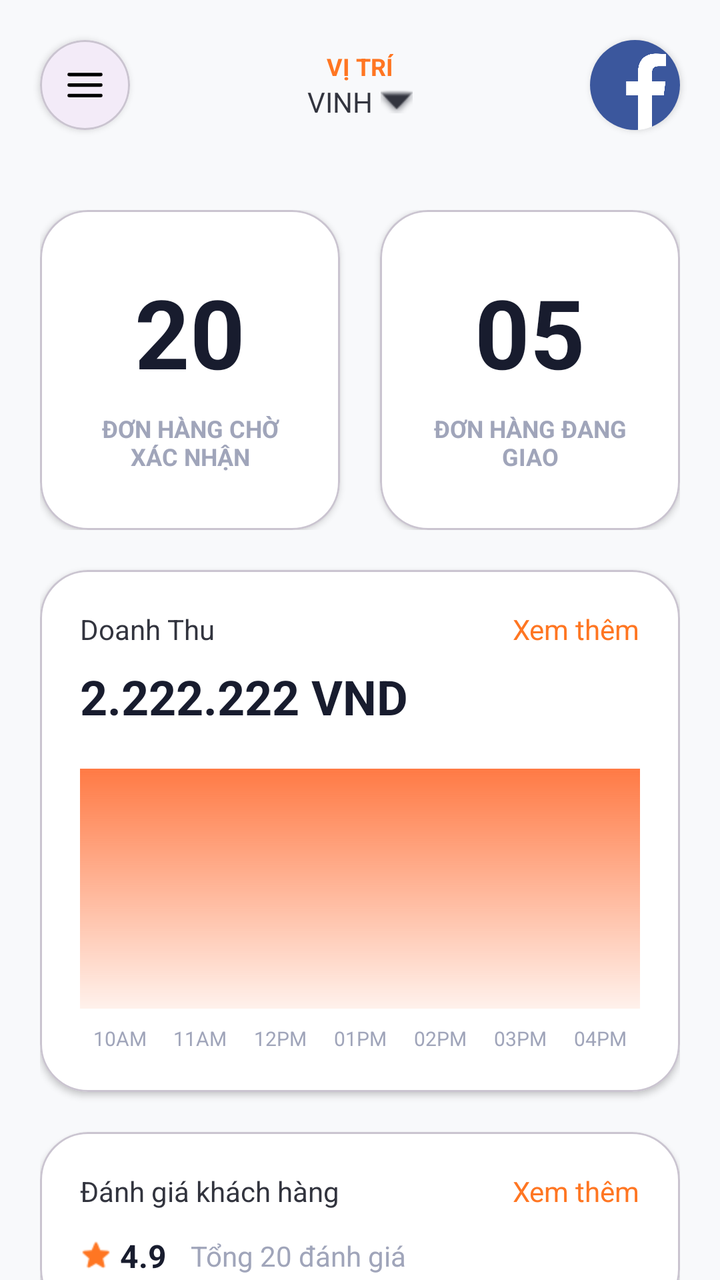
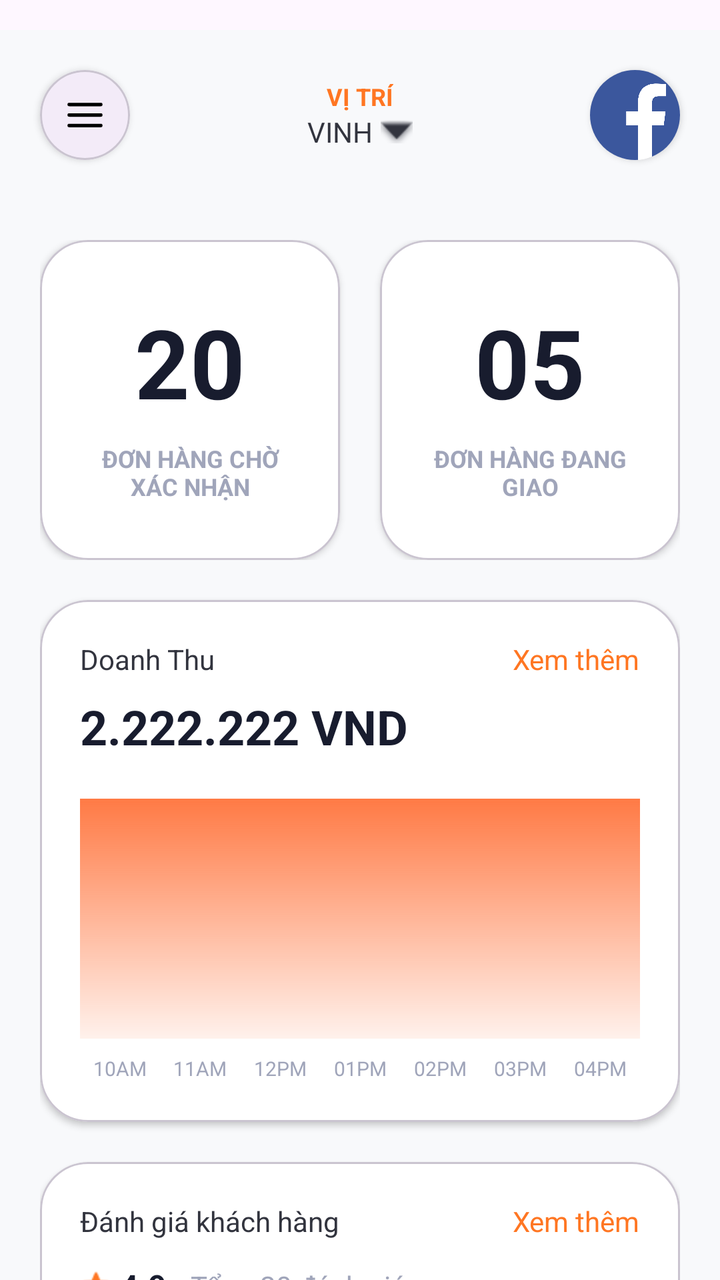

The first picture is an Android layout as it rendered before a commit; the second is the same layout after the commit. The layout source and the unified diff follow.
<!-- AndroidManifest.xml: application theme Theme.NHOM33 -->
<!-- res/layout/admin_dashboard.xml -->
<?xml version="1.0" encoding="utf-8"?>
<androidx.drawerlayout.widget.DrawerLayout xmlns:android="http://schemas.android.com/apk/res/android"
    xmlns:app="http://schemas.android.com/apk/res-auto"
    xmlns:tools="http://schemas.android.com/tools"
    android:id="@+id/drawer_layout"
    android:layout_width="match_parent"
    android:layout_height="match_parent"
    tools:context=".controller.Admin_Dashboard">

    <androidx.constraintlayout.widget.ConstraintLayout
        android:id="@+id/main"
        android:layout_width="match_parent"
        android:layout_height="match_parent"
        android:background="#F8F9FB">

        
        <com.google.android.material.card.MaterialCardView
            android:id="@+id/btn_MenuHome"
            android:layout_width="45dp"
            android:layout_height="45dp"
            android:layout_marginStart="20dp"
            android:layout_marginTop="20dp"
            android:clickable="true"
            android:focusable="true"
            android:foreground="?attr/selectableItemBackground"
            app:cardCornerRadius="22.5dp"
            app:cardElevation="2dp"
            app:layout_constraintStart_toStartOf="parent"
            app:layout_constraintTop_toTopOf="parent">

            <ImageView
                android:layout_width="match_parent"
                android:layout_height="match_parent"
                android:padding="12dp"
                android:src="@drawable/icon_menu"
                app:tint="@color/black" />
        </com.google.android.material.card.MaterialCardView>

        <LinearLayout
            android:id="@+id/layout_location"
            android:layout_width="wrap_content"
            android:layout_height="wrap_content"
            android:gravity="center_horizontal"
            android:orientation="vertical"
            app:layout_constraintBottom_toBottomOf="@+id/btn_MenuHome"
            app:layout_constraintEnd_toStartOf="@+id/img_user_card"
            app:layout_constraintStart_toEndOf="@+id/btn_MenuHome"
            app:layout_constraintTop_toTopOf="@+id/btn_MenuHome">

            <TextView
                android:layout_width="wrap_content"
                android:layout_height="wrap_content"
                android:text="VỊ TRÍ"
                android:textColor="#FF7622"
                android:textSize="12sp"
                android:textStyle="bold" />

            <LinearLayout
                android:layout_width="wrap_content"
                android:layout_height="wrap_content"
                android:gravity="center_vertical"
                android:orientation="horizontal">

                <TextView
                    android:id="@+id/txt_location"
                    android:layout_width="wrap_content"
                    android:layout_height="wrap_content"
                    android:text="VINH"
                    android:textColor="#32343E"
                    android:textSize="14sp" />

                <ImageView
                    android:layout_width="16dp"
                    android:layout_height="16dp"
                    android:layout_marginStart="4dp"
                    android:src="@android:drawable/arrow_down_float"
                    app:tint="#32343E" />
            </LinearLayout>
        </LinearLayout>

        <androidx.cardview.widget.CardView
            android:id="@+id/img_user_card"
            android:layout_width="45dp"
            android:layout_height="45dp"
            android:layout_marginEnd="20dp"
            app:cardCornerRadius="22.5dp"
            app:cardElevation="2dp"
            app:layout_constraintBottom_toBottomOf="@+id/btn_MenuHome"
            app:layout_constraintEnd_toEndOf="parent"
            app:layout_constraintTop_toTopOf="@+id/btn_MenuHome">

            <ImageView
                android:id="@+id/img_user"
                android:layout_width="match_parent"
                android:layout_height="match_parent"
                android:scaleType="centerCrop"
                android:src="@drawable/fb" />
        </androidx.cardview.widget.CardView>

        
        <androidx.core.widget.NestedScrollView
            android:layout_width="match_parent"
            android:layout_height="0dp"
            android:layout_marginTop="20dp"
            app:layout_constraintBottom_toBottomOf="parent"
            app:layout_constraintTop_toBottomOf="@+id/btn_MenuHome">

            <LinearLayout
                android:layout_width="match_parent"
                android:layout_height="wrap_content"
                android:orientation="vertical"
                android:padding="20dp">

                
                <LinearLayout
                    android:layout_width="match_parent"
                    android:layout_height="wrap_content"
                    android:orientation="horizontal"
                    android:weightSum="2">

                    <com.google.android.material.card.MaterialCardView
                        android:id="@+id/card_running_orders"
                        android:layout_width="0dp"
                        android:layout_height="160dp"
                        android:layout_marginEnd="10dp"
                        android:layout_weight="1"
                        app:cardBackgroundColor="@color/white"
                        app:cardCornerRadius="24dp"
                        app:cardElevation="2dp">

                        <LinearLayout
                            android:layout_width="match_parent"
                            android:layout_height="match_parent"
                            android:gravity="center"
                            android:orientation="vertical"
                            android:padding="20dp">

                            <TextView
                                android:layout_width="wrap_content"
                                android:layout_height="wrap_content"
                                android:text="20"
                                android:textColor="#181C2E"
                                android:textSize="48sp"
                                android:textStyle="bold" />

                            <TextView
                                android:layout_width="wrap_content"
                                android:layout_height="wrap_content"
                                android:layout_marginTop="8dp"
                                android:gravity="center"
                                android:text="ĐƠN HÀNG CHỜ XÁC NHẬN"
                                android:textColor="#A0A5BA"
                                android:textSize="12sp"
                                android:textStyle="bold" />
                        </LinearLayout>
                    </com.google.android.material.card.MaterialCardView>

                    <com.google.android.material.card.MaterialCardView
                        android:id="@+id/card_delivery_orders"
                        android:layout_width="0dp"
                        android:layout_height="160dp"
                        android:layout_marginStart="10dp"
                        android:layout_weight="1"
                        app:cardBackgroundColor="@color/white"
                        app:cardCornerRadius="24dp"
                        app:cardElevation="2dp">

                        <LinearLayout
                            android:layout_width="match_parent"
                            android:layout_height="match_parent"
                            android:gravity="center"
                            android:orientation="vertical"
                            android:padding="20dp">

                            <TextView
                                android:layout_width="wrap_content"
                                android:layout_height="wrap_content"
                                android:text="05"
                                android:textColor="#181C2E"
                                android:textSize="48sp"
                                android:textStyle="bold" />

                            <TextView
                                android:layout_width="wrap_content"
                                android:layout_height="wrap_content"
                                android:layout_marginTop="8dp"
                                android:gravity="center"
                                android:text="ĐƠN HÀNG ĐANG GIAO"
                                android:textColor="#A0A5BA"
                                android:textSize="12sp"
                                android:textStyle="bold" />
                        </LinearLayout>
                    </com.google.android.material.card.MaterialCardView>
                </LinearLayout>

                
                <com.google.android.material.card.MaterialCardView
                    android:id="@+id/card_revenue"
                    android:layout_width="match_parent"
                    android:layout_height="wrap_content"
                    android:layout_marginTop="20dp"
                    app:cardBackgroundColor="@color/white"
                    app:cardCornerRadius="24dp"
                    app:cardElevation="2dp">

                    <androidx.constraintlayout.widget.ConstraintLayout
                        android:layout_width="match_parent"
                        android:layout_height="wrap_content"
                        android:padding="20dp">

                        <TextView
                            android:id="@+id/tvRevenueLabel"
                            android:layout_width="wrap_content"
                            android:layout_height="wrap_content"
                            android:text="Doanh Thu"
                            android:textColor="#32343E"
                            android:textSize="14sp"
                            app:layout_constraintStart_toStartOf="parent"
                            app:layout_constraintTop_toTopOf="parent" />

                        <TextView
                            android:id="@+id/tvSeeDetails"
                            android:layout_width="wrap_content"
                            android:layout_height="wrap_content"
                            android:text="Xem thêm"
                            android:textColor="#FF7622"
                            android:textSize="14sp"
                            app:layout_constraintEnd_toEndOf="parent"
                            app:layout_constraintTop_toTopOf="parent" />

                        <TextView
                            android:id="@+id/tvRevenueAmount"
                            android:layout_width="wrap_content"
                            android:layout_height="wrap_content"
                            android:layout_marginTop="8dp"
                            android:text="2.222.222 VND"
                            android:textColor="#181C2E"
                            android:textSize="24sp"
                            android:textStyle="bold"
                            app:layout_constraintStart_toStartOf="parent"
                            app:layout_constraintTop_toBottomOf="@id/tvRevenueLabel" />

                        <ImageView
                            android:id="@+id/ivChart"
                            android:layout_width="match_parent"
                            android:layout_height="120dp"
                            android:layout_marginTop="20dp"
                            android:scaleType="fitXY"
                            android:src="@drawable/dummy_chart_gradient"
                            app:layout_constraintTop_toBottomOf="@id/tvRevenueAmount" />

                        <LinearLayout
                            android:layout_width="match_parent"
                            android:layout_height="wrap_content"
                            android:layout_marginTop="8dp"
                            android:orientation="horizontal"
                            android:weightSum="7"
                            app:layout_constraintTop_toBottomOf="@id/ivChart">

                            <TextView android:layout_width="0dp" android:layout_height="wrap_content" android:layout_weight="1" android:text="10AM" android:textSize="10sp" android:textColor="#A0A5BA" android:gravity="center" />
                            <TextView android:layout_width="0dp" android:layout_height="wrap_content" android:layout_weight="1" android:text="11AM" android:textSize="10sp" android:textColor="#A0A5BA" android:gravity="center" />
                            <TextView android:layout_width="0dp" android:layout_height="wrap_content" android:layout_weight="1" android:text="12PM" android:textSize="10sp" android:textColor="#A0A5BA" android:gravity="center" />
                            <TextView android:layout_width="0dp" android:layout_height="wrap_content" android:layout_weight="1" android:text="01PM" android:textSize="10sp" android:textColor="#A0A5BA" android:gravity="center" />
                            <TextView android:layout_width="0dp" android:layout_height="wrap_content" android:layout_weight="1" android:text="02PM" android:textSize="10sp" android:textColor="#A0A5BA" android:gravity="center" />
                            <TextView android:layout_width="0dp" android:layout_height="wrap_content" android:layout_weight="1" android:text="03PM" android:textSize="10sp" android:textColor="#A0A5BA" android:gravity="center" />
                            <TextView android:layout_width="0dp" android:layout_height="wrap_content" android:layout_weight="1" android:text="04PM" android:textSize="10sp" android:textColor="#A0A5BA" android:gravity="center" />
                        </LinearLayout>
                    </androidx.constraintlayout.widget.ConstraintLayout>
                </com.google.android.material.card.MaterialCardView>

                
                <com.google.android.material.card.MaterialCardView
                    android:id="@+id/card_review"
                    android:layout_width="match_parent"
                    android:layout_height="wrap_content"
                    android:layout_marginTop="20dp"
                    app:cardBackgroundColor="@color/white"
                    app:cardCornerRadius="24dp"
                    app:cardElevation="2dp">

                    <androidx.constraintlayout.widget.ConstraintLayout
                        android:layout_width="match_parent"
                        android:layout_height="wrap_content"
                        android:padding="20dp">

                        <TextView
                            android:id="@+id/tvReviewLabel"
                            android:layout_width="wrap_content"
                            android:layout_height="wrap_content"
                            android:text="Đánh giá khách hàng"
                            android:textColor="#32343E"
                            android:textSize="14sp"
                            app:layout_constraintStart_toStartOf="parent"
                            app:layout_constraintTop_toTopOf="parent" />

                        <TextView
                            android:id="@+id/btnXemTatCaReview"
                            android:layout_width="wrap_content"
                            android:layout_height="wrap_content"
                            android:text="Xem thêm"
                            android:textColor="#FF7622"
                            android:textSize="14sp"
                            app:layout_constraintEnd_toEndOf="parent"
                            app:layout_constraintTop_toTopOf="parent" />

                        <LinearLayout
                            android:layout_width="wrap_content"
                            android:layout_height="wrap_content"
                            android:layout_marginTop="12dp"
                            android:gravity="center_vertical"
                            android:orientation="horizontal"
                            app:layout_constraintStart_toStartOf="parent"
                            app:layout_constraintTop_toBottomOf="@id/tvReviewLabel">

                            <ImageView
                                android:layout_width="16dp"
                                android:layout_height="16dp"
                                android:src="@drawable/icons8_star_24"
                                app:tint="#FF7622" />

                            <TextView
                                android:layout_width="wrap_content"
                                android:layout_height="wrap_content"
                                android:layout_marginStart="4dp"
                                android:text="4.9"
                                android:textColor="#181C2E"
                                android:textSize="16sp"
                                android:textStyle="bold" />

                            <TextView
                                android:layout_width="wrap_content"
                                android:layout_height="wrap_content"
                                android:layout_marginStart="12dp"
                                android:text="Tổng 20 đánh giá"
                                android:textColor="#A0A5BA"
                                android:textSize="14sp" />
                        </LinearLayout>
                    </androidx.constraintlayout.widget.ConstraintLayout>
                </com.google.android.material.card.MaterialCardView>

            </LinearLayout>
        </androidx.core.widget.NestedScrollView>

    </androidx.constraintlayout.widget.ConstraintLayout>

    
    <com.google.android.material.navigation.NavigationView
        android:id="@+id/navigation_view"
        android:layout_width="wrap_content"
        android:layout_height="match_parent"
        android:layout_gravity="start"
        app:headerLayout="@layout/nav_header"
        app:menu="@drawable/drawer_menu" />

</androidx.drawerlayout.widget.DrawerLayout>
<!-- res/layout/nav_header.xml (included above) -->
<?xml version="1.0" encoding="utf-8"?>
<LinearLayout xmlns:android="http://schemas.android.com/apk/res/android"
    android:layout_width="match_parent"
    android:layout_height="176dp"
    android:background="#ff7622"
    android:gravity="bottom"
    android:orientation="vertical"
    android:padding="16dp"
    android:theme="@style/ThemeOverlay.AppCompat.Dark">

    <ImageView
        android:id="@+id/imageView"
        android:layout_width="wrap_content"
        android:layout_height="wrap_content"
        android:contentDescription="Avatar"
        android:paddingTop="8dp"
        android:src="@drawable/fb" />

    <TextView
        android:layout_width="match_parent"
        android:layout_height="wrap_content"
        android:paddingTop="8dp"
        android:text="Admin NHOM33"
        android:textAppearance="@style/TextAppearance.AppCompat.Body1"
        android:textStyle="bold" />

    <TextView
        android:id="@+id/textView"
        android:layout_width="wrap_content"
        android:layout_height="wrap_content"
        android:text="admin@nhom33.com" />

</LinearLayout>
<!-- resources referenced by this layout -->
<resources>
  <color name="black">#FF000000</color>
  <color name="white">#FFFFFFFF</color>
  <!-- drawable drawer_menu (drawable) -->
  <?xml version="1.0" encoding="utf-8"?>
  <menu xmlns:android="http://schemas.android.com/apk/res/android">
      <group android:checkableBehavior="single">
          <item
              android:id="@+id/nav_home"
              android:icon="@drawable/icon_dashboard"
              android:title="Trang chủ" />
          <item
              android:id="@+id/nav_order"
              android:icon="@drawable/icons8_order_24"
              android:title="Đơn hàng" />
          <item
              android:id="@+id/nav_food_list"
              android:icon="@drawable/icon_menu_24"
              android:title="Danh sách món ăn" />
          <item
              android:id="@+id/nav_all_category"
              android:icon="@drawable/icons8_category_24"
              android:title="Danh mục món ăn" />
          <item
              android:id="@+id/nav_all_productreview"
              android:icon="@drawable/icons8_review_24"
              android:title="Đánh giá khách hàng" />
          <item
              android:id="@+id/nav_manage_users"
              android:icon="@drawable/icons8_person_24"
              android:title="Quản lý người dùng" />
          <item
              android:id="@+id/nav_notifications"
              android:icon="@drawable/icons8_notification_24"
              android:title="Thông báo" />
          <item
              android:id="@+id/nav_profile"
              android:icon="@drawable/icons8_person_24"
              android:title="Hồ sơ cá nhân" />
      </group>
      <item android:title="Khác">
          <menu>
              <item
                  android:id="@+id/nav_logout"
                  android:icon="@drawable/icons8_back_24"
                  android:title="Đăng xuất" />
          </menu>
      </item>
  </menu>
  <!-- drawable dummy_chart_gradient (drawable) -->
  <?xml version="1.0" encoding="utf-8"?>
  <shape xmlns:android="http://schemas.android.com/apk/res/android">
      <gradient
          android:angle="90"
          android:startColor="#1AFF7A45"
          android:endColor="#FF7A45" />
  </shape>
  <!-- drawable fb: png bitmap (drawable, 43607 bytes) -->
  <!-- drawable icon_menu (drawable) -->
  <vector xmlns:android="http://schemas.android.com/apk/res/android"
      android:width="24dp"
      android:height="24dp"
      android:viewportWidth="24"
      android:viewportHeight="24">
    <path
        android:fillColor="#FF000000"
        android:pathData="M3,5A1,1 0,1 0,3 7L21,7A1,1 0,1 0,21 5L3,5zM3,11A1,1 0,1 0,3 13L21,13A1,1 0,1 0,21 11L3,11zM3,17A1,1 0,1 0,3 19L21,19A1,1 0,1 0,21 17L3,17z"/>
  </vector>
  <!-- drawable icons8_star_24: png bitmap (drawable, 423 bytes) -->
  <style name="Theme.NHOM33" parent="Base.Theme.NHOM33" />
  <!-- drawable icon_dashboard: png bitmap (drawable, 193 bytes) -->
  <!-- drawable icons8_order_24: png bitmap (drawable, 388 bytes) -->
  <!-- drawable icon_menu_24: png bitmap (drawable, 120 bytes) -->
  <!-- drawable icons8_category_24: png bitmap (drawable, 489 bytes) -->
  <!-- drawable icons8_review_24: png bitmap (drawable, 412 bytes) -->
  <!-- drawable icons8_person_24: png bitmap (drawable, 290 bytes) -->
  <!-- drawable icons8_notification_24: png bitmap (drawable, 305 bytes) -->
  <!-- drawable icons8_back_24: png bitmap (drawable, 164 bytes) -->
  <style name="Base.Theme.NHOM33" parent="Theme.Material3.DayNight.NoActionBar">
          
          
      </style>
</resources>

<!-- the commit's change to res/layout/admin_dashboard.xml (unified diff, before → after) -->
@@ -9,6 +9,7 @@
 
     <androidx.constraintlayout.widget.ConstraintLayout
         android:id="@+id/main"
+        android:layout_marginTop="15dp"
         android:layout_width="match_parent"
         android:layout_height="match_parent"
         android:background="#F8F9FB">
@@ -365,25 +366,29 @@
     android:theme="@style/ThemeOverlay.AppCompat.Dark">
 
     <ImageView
-        android:id="@+id/imageView"
-        android:layout_width="wrap_content"
-        android:layout_height="wrap_content"
-        android:contentDescription="Avatar"
+        android:id="@+id/img_admin_avatar"
+        android:layout_width="64dp"
+        android:layout_height="64dp"
+        android:contentDescription="Avatar Admin"
         android:paddingTop="8dp"
+        android:scaleType="centerCrop"
         android:src="@drawable/fb" />
 
     <TextView
+        android:id="@+id/txt_admin_name"
         android:layout_width="match_parent"
         android:layout_height="wrap_content"
         android:paddingTop="8dp"
         android:text="Admin NHOM33"
         android:textAppearance="@style/TextAppearance.AppCompat.Body1"
+        android:textSize="16sp"
         android:textStyle="bold" />
 
     <TextView
-        android:id="@+id/textView"
+        android:id="@+id/txt_admin_email"
         android:layout_width="wrap_content"
         android:layout_height="wrap_content"
-        android:text="admin@nhom33.com" />
+        android:text="admin@nhom33.com"
+        android:textSize="14sp" />
 
 </LinearLayout>
